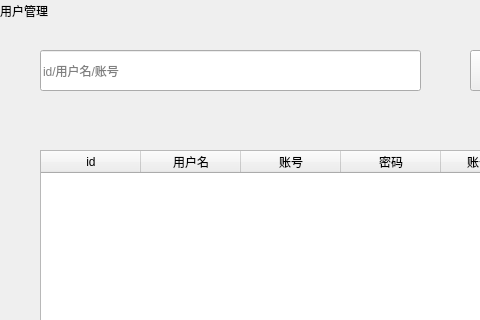
Above: UI/user/user_manage.ui from sayoishoka/qtbroadcast before the change; both pictures show x 0 to 480 and y 0 to 320 of the 1151 by 781 pixel window. Below: the same form after it.
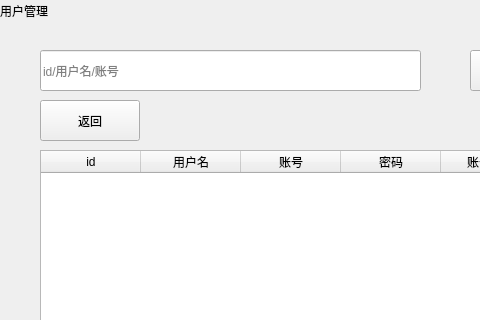
That is the form after the change.

```diff
--- a/UI/user/user_manage.ui
+++ b/UI/user/user_manage.ui
@@ -152,6 +152,19 @@
     <string>修改</string>
    </property>
   </widget>
+  <widget class="QPushButton" name="pushButton_2">
+   <property name="geometry">
+    <rect>
+     <x>40</x>
+     <y>100</y>
+     <width>100</width>
+     <height>41</height>
+    </rect>
+   </property>
+   <property name="text">
+    <string>返回</string>
+   </property>
+  </widget>
  </widget>
  <resources/>
  <connections/>
```
